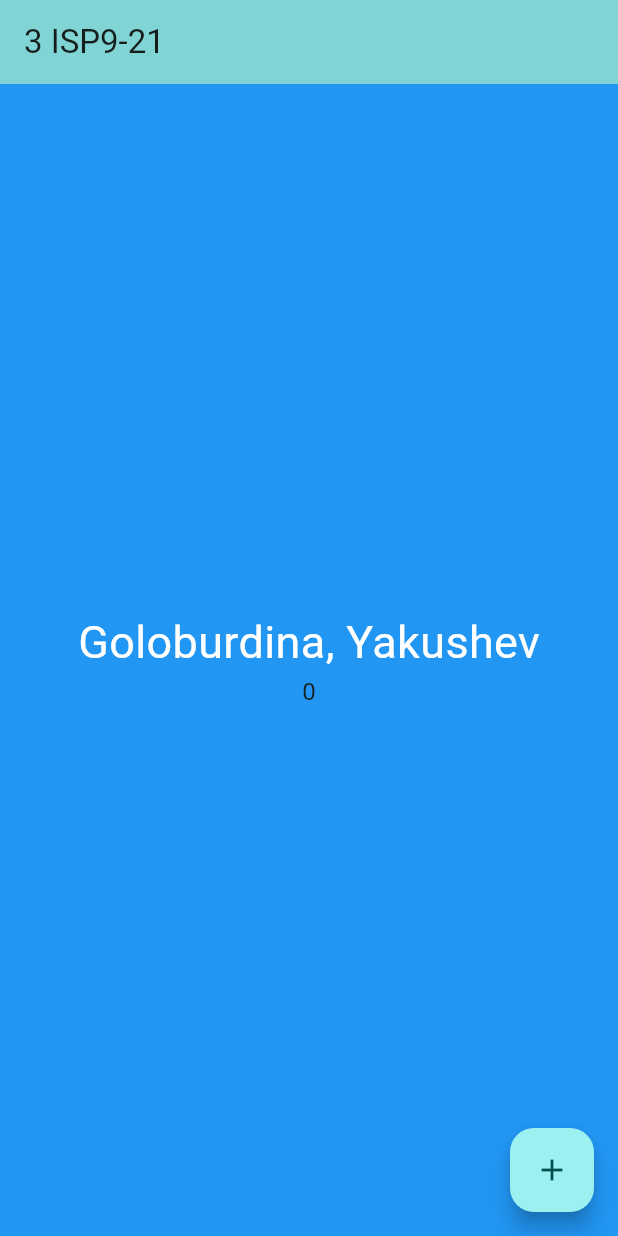
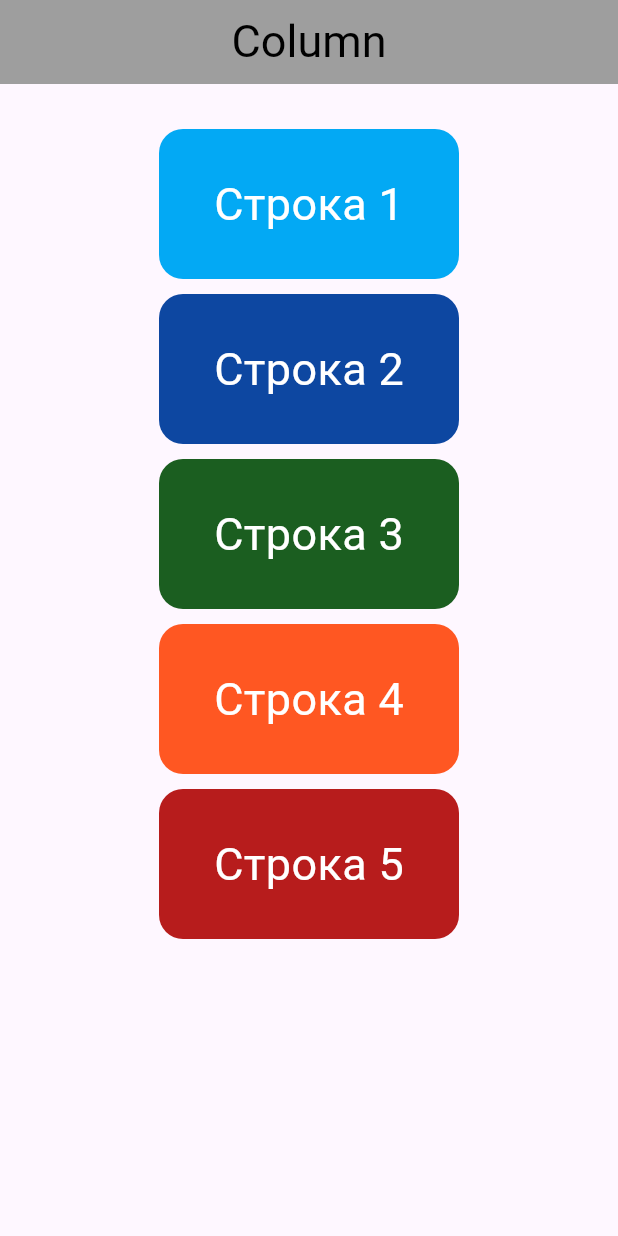
Before and after one commit to CaptainPolyana/FirstMobile9_21, a Flutter app: the screen it shows after launch, on a phone screen of 412 x 824 dp. Run offline on Flutter 3.47's test engine with Material 3 defaults, Android fonts, the phone set to English and light mode, and no system bars.

Commit message:
second commit

```diff
--- a/lib/main.dart
+++ b/lib/main.dart
@@ -7,121 +7,93 @@ void main() {
 class MyApp extends StatelessWidget {
   const MyApp({super.key});
 
-  // This widget is the root of your application.
+
   @override
   Widget build(BuildContext context) {
-    return MaterialApp(
+    return const MaterialApp(
       title: 'Flutter Demo',
-      theme: ThemeData(
-        // This is the theme of your application.
-        //
-        // TRY THIS: Try running your application with "flutter run". You'll see
-        // the application has a purple toolbar. Then, without quitting the app,
-        // try changing the seedColor in the colorScheme below to Colors.green
-        // and then invoke "hot reload" (save your changes or press the "hot
-        // reload" button in a Flutter-supported IDE, or press "r" if you used
-        // the command line to start the app).
-        //
-        // Notice that the counter didn't reset back to zero; the application
-        // state is not lost during the reload. To reset the state, use hot
-        // restart instead.
-        //
-        // This works for code too, not just values: Most code changes can be
-        // tested with just a hot reload.
-        scaffoldBackgroundColor: Colors.blue,
-        colorScheme: ColorScheme.fromSeed(seedColor: Colors.cyanAccent),
-        useMaterial3: true,
-      ),
-      home: const MyHomePage(title: '3 ISP9-21'),
+      home: HomePage(),
     );
   }
 }
 
-class MyHomePage extends StatefulWidget {
-  const MyHomePage({super.key, required this.title});
-
-  // This widget is the home page of your application. It is stateful, meaning
-  // that it has a State object (defined below) that contains fields that affect
-  // how it looks.
-
-  // This class is the configuration for the state. It holds the values (in this
-  // case the title) provided by the parent (in this case the App widget) and
-  // used by the build method of the State. Fields in a Widget subclass are
-  // always marked "final".
-
-  final String title;
-
-  @override
-  State<MyHomePage> createState() => _MyHomePageState();
-}
-
-class _MyHomePageState extends State<MyHomePage> {
-  int _counter = 0;
-
-  void _incrementCounter() {
-    setState(() {
-      // This call to setState tells the Flutter framework that something has
-      // changed in this State, which causes it to rerun the build method below
-      // so that the display can reflect the updated values. If we changed
-      // _counter without calling setState(), then the build method would not be
-      // called again, and so nothing would appear to happen.
-      _counter++;
-    });
-  }
+class HomePage extends StatelessWidget {
+  const HomePage ({super.key});
 
   @override
   Widget build(BuildContext context) {
-    // This method is rerun every time setState is called, for instance as done
-    // by the _incrementCounter method above.
-    //
-    // The Flutter framework has been optimized to make rerunning build methods
-    // fast, so that you can just rebuild anything that needs updating rather
-    // than having to individually change instances of widgets.
-    return Scaffold(
-      appBar: AppBar(
-        // TRY THIS: Try changing the color here to a specific color (to
-        // Colors.amber, perhaps?) and trigger a hot reload to see the AppBar
-        // change color while the other colors stay the same.
-        backgroundColor: Theme.of(context).colorScheme.inversePrimary,
-        // Here we take the value from the MyHomePage object that was created by
-        // the App.build method, and use it to set our appbar title.
-        title: Text(widget.title),
-      ),
+    return  Scaffold(
       body: Center(
-        // Center is a layout widget. It takes a single child and positions it
-        // in the middle of the parent.
         child: Column(
-          // Column is also a layout widget. It takes a list of children and
-          // arranges them vertically. By default, it sizes itself to fit its
-          // children horizontally, and tries to be as tall as its parent.
-          //
-          // Column has various properties to control how it sizes itself and
-          // how it positions its children. Here we use mainAxisAlignment to
-          // center the children vertically; the main axis here is the vertical
-          // axis because Columns are vertical (the cross axis would be
-          // horizontal).
-          //
-          // TRY THIS: Invoke "debug painting" (choose the "Toggle Debug Paint"
-          // action in the IDE, or press "p" in the console), to see the
-          // wireframe for each widget.
-          mainAxisAlignment: MainAxisAlignment.center,
-          children: <Widget>[
-            const Text(
-              'Goloburdina, Yakushev',
-              style: TextStyle(fontSize: 30, color: Colors.white),
+          children: <Widget> [
+            Container(
+              width: 200,
+              height: 100,
+              //color: Colors.grey,
+              decoration: BoxDecoration(
+                  color: Colors.lightBlue,
+                  borderRadius: BorderRadius.circular(16)
+              ),
+              alignment: Alignment.center,
+              margin: EdgeInsets.only(top: 30, bottom: 5),
+              child: Text('Строка 1', style: TextStyle(fontSize: 30, color: Colors.white),
+              ),
             ),
-            Text(
-              '$_counter',
-              style: Theme.of(context).textTheme.bodyLarge,
+            Container(
+              width: 200,
+              height: 100,
+              decoration: BoxDecoration(
+                color: Colors.blue[900],
+                borderRadius: BorderRadius.circular(16)
+              ),
+
+              alignment: Alignment.center,
+              margin: EdgeInsets.all(5),
+              child: Text('Строка 2', style: TextStyle(fontSize: 30, color: Colors.white),
+              ),
+            ),
+            Container(width: 200,
+              height: 100,
+              decoration: BoxDecoration(
+                  color: Colors.green[900],
+                  borderRadius: BorderRadius.circular(16)
+              ),
+              alignment: Alignment.center,
+              margin: EdgeInsets.all(5),
+              child: Text('Строка 3', style: TextStyle(fontSize: 30, color: Colors.white),),
+            ),
+            Container(width: 200,
+              height: 100,
+              decoration: BoxDecoration(
+                  color: Colors.deepOrange,
+                  borderRadius: BorderRadius.circular(16)
+              ),
+
+              alignment: Alignment.center,
+              margin: EdgeInsets.all(5),
+              child: Text('Строка 4', style: TextStyle(fontSize: 30, color: Colors.white),),
+            ),
+            Container(width: 200,
+              height: 100,
+              decoration: BoxDecoration(
+                  color: Colors.red[900],
+                  borderRadius: BorderRadius.circular(16)
+              ),
+
+              alignment: Alignment.center,
+              margin: EdgeInsets.all(5),
+              child: Text('Строка 5', style: TextStyle(fontSize: 30, color: Colors.white),),
             ),
           ],
         ),
       ),
-      floatingActionButton: FloatingActionButton(
-        onPressed: _incrementCounter,
-        tooltip: 'Increment',
-        child: const Icon(Icons.add),
-      ), // This trailing comma makes auto-formatting nicer for build methods.
+      appBar: AppBar(
+        backgroundColor: Colors.grey,
+        centerTitle: true,
+        title: const Text('Column', style: TextStyle(fontSize: 30, color: Colors.black),),
+
+      ),
     );
+
   }
 }
```
